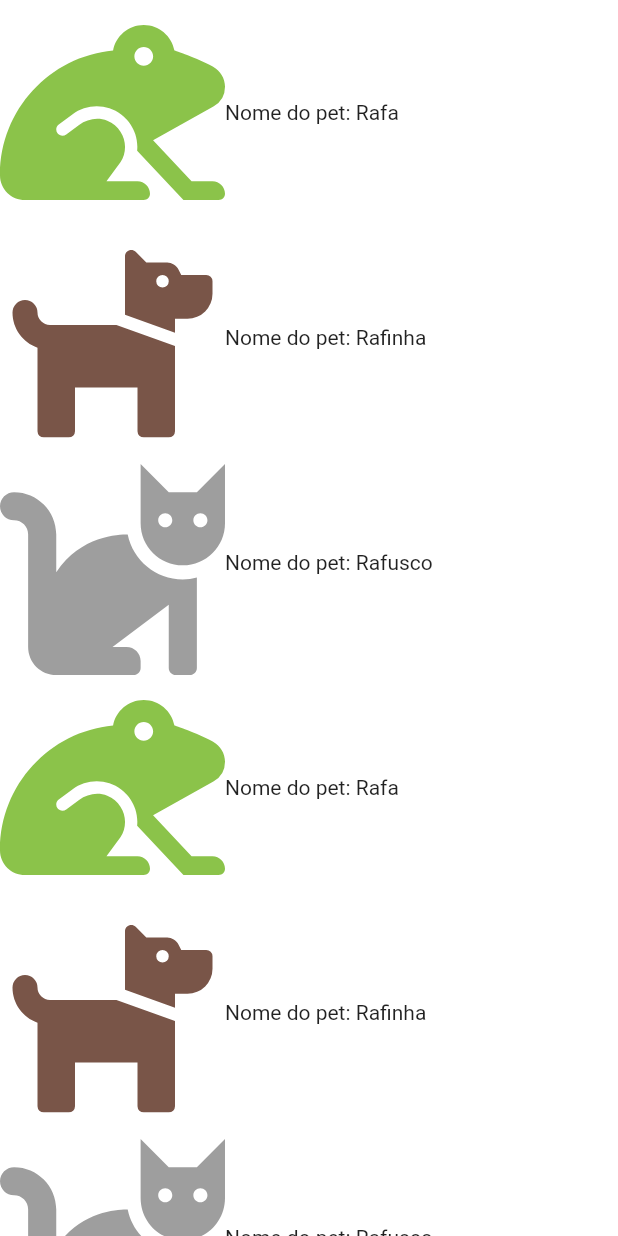
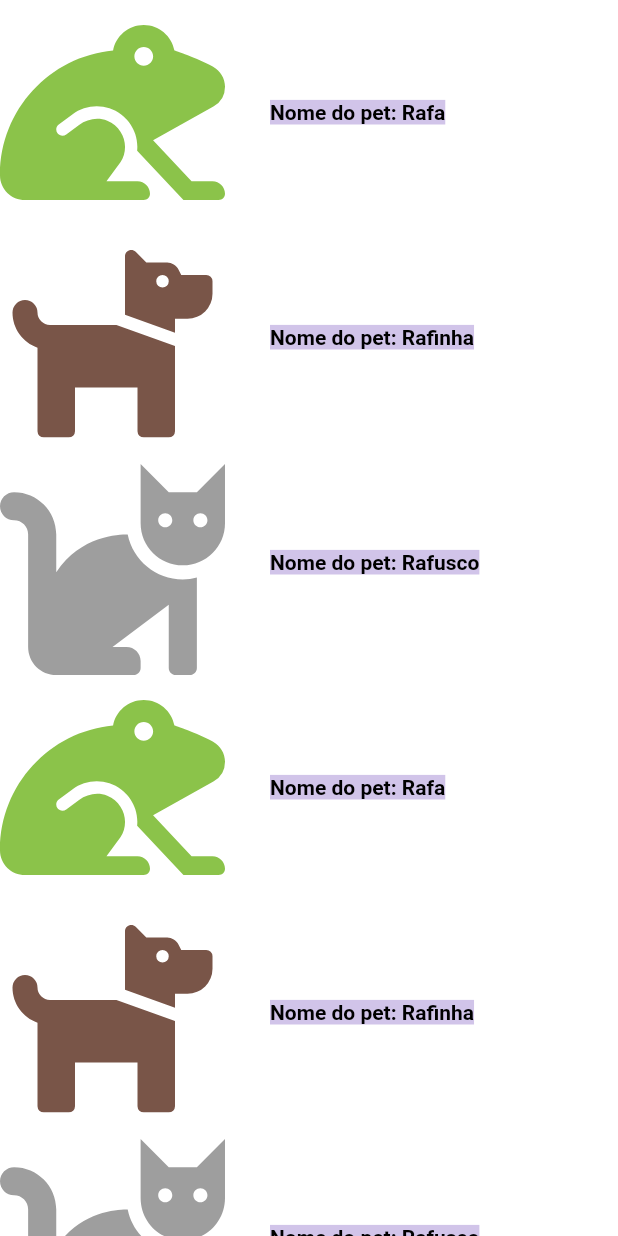
Before and after one commit to sorattorafa/flutter-game, a Flutter app: the PetList screen opened directly, on a phone screen of 412 x 824 dp. Run offline on Flutter 3.47's test engine with Material 2 defaults, Android fonts, the phone set to English and light mode, and no system bars; our stand-ins replace flutter_svg.

Commit message:
add text style

```diff
--- a/pets/lib/view/pets-list.dart
+++ b/pets/lib/view/pets-list.dart
@@ -88,7 +88,16 @@ class _PetListState extends State<PetList> {
                             imageUrl: pet.imageUrl,
                             color: pet.color,
                             size: 100),
-                        Text('Nome do pet: ${pet.name.toString()}')
+                        SizedBox(
+                          width: 30,
+                        ),
+                        Text(
+                          'Nome do pet: ${pet.name.toString()}',
+                          style: TextStyle(
+                              backgroundColor: Colors.deepPurple.shade100,
+                              color: Colors.black,
+                              fontWeight: FontWeight.bold),
+                        ),
                       ],
                     ),
                     onTap: () {
```
